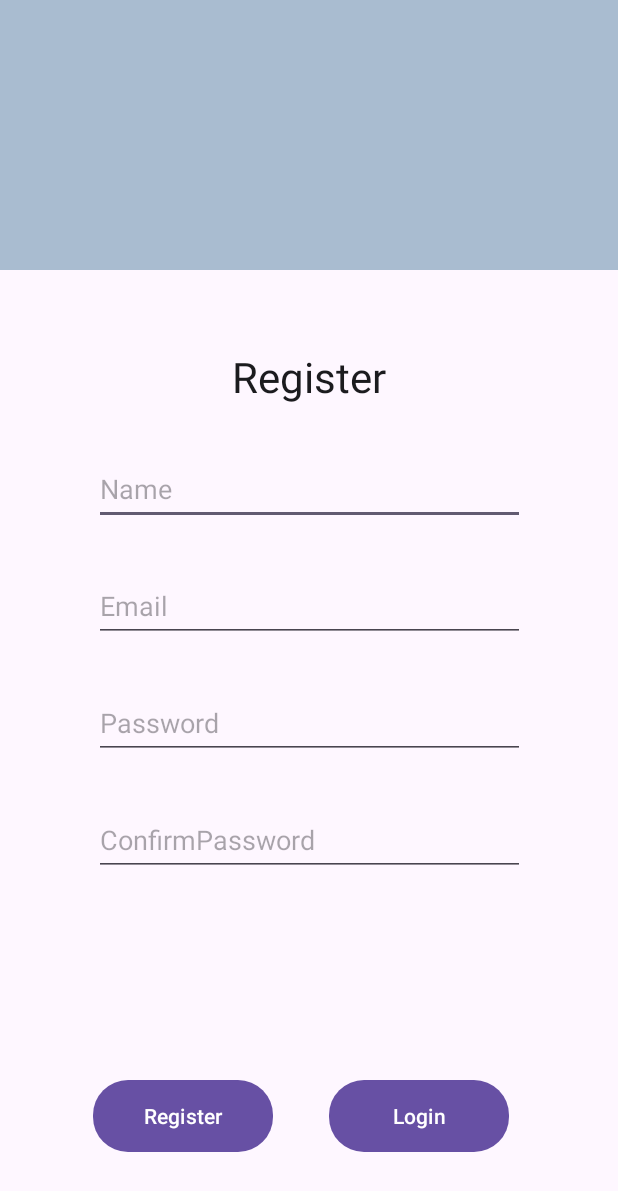
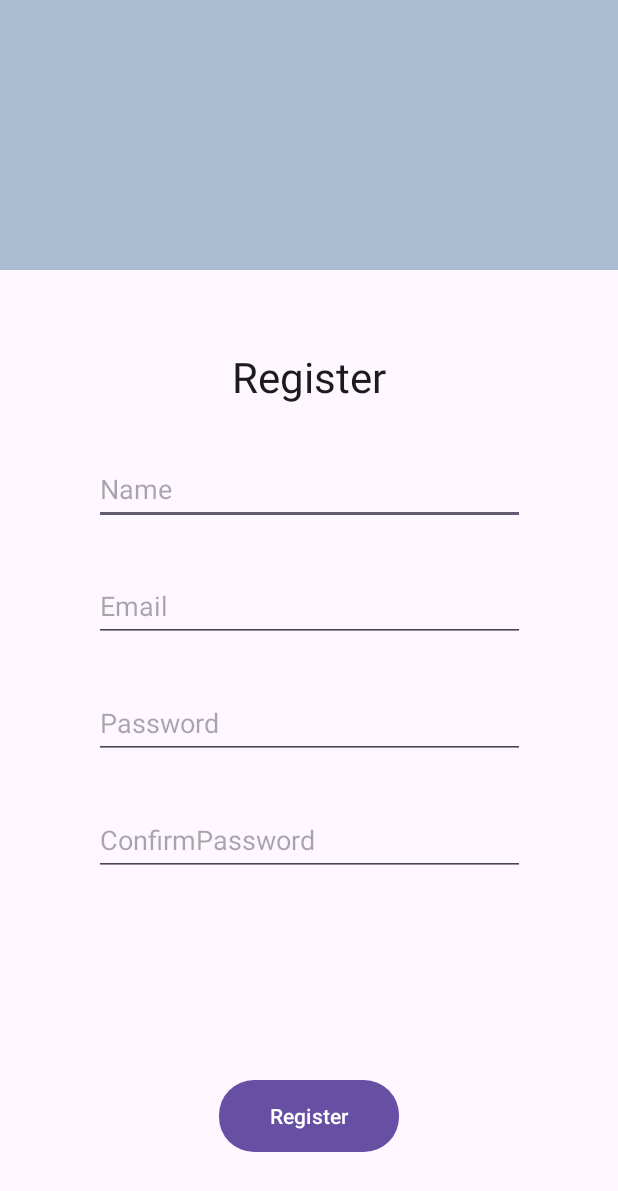
Before and after one commit to ImaginePilot/Plantze, an Android app: the Registration screen opened directly, with no data from a screen before it, on a phone screen of 412 x 824 dp. Shown: the top 1191 px of the screen. Run offline under Robolectric (Android 15) with nearby library versions, the phone set to English and light mode, and no system bars; our stand-ins replace Firebase (no records; nobody signed in at launch, a user with empty details on screens opened directly).

```diff
--- a/app/src/main/java/com/plantze/app/Registration.java
+++ b/app/src/main/java/com/plantze/app/Registration.java
@@ -18,7 +18,7 @@ import com.plantze.app.R;
 public class Registration extends AppCompatActivity implements MainActivityContract.Register {
 
     MainActivityPresenter presenter;
-    private Button Register, Login;
+    private Button Register;
     private EditText Name;
     private EditText Email_RP;
     private EditText Password_RP, ConfirmPassword;
@@ -47,14 +47,7 @@ public class Registration extends AppCompatActivity implements MainActivityContr
                     presenter.signup();
                 }
             });
-            Login = findViewById(R.id.Login);
-            Login.setOnClickListener(new View.OnClickListener() {
-                @Override
-                public void onClick(View v) {
-                    Intent fp=new Intent(getApplicationContext(),Login.class);
-                    startActivity(fp);
-                }
-            });
+
 
             return insets;
         });
--- a/app/src/main/res/layout/activity_registration.xml
+++ b/app/src/main/res/layout/activity_registration.xml
@@ -88,19 +88,8 @@ android:background="@drawable/blue_fill__rounded_color"
 android:text="Register"
 app:layout_constraintBottom_toBottomOf="parent"
 app:layout_constraintEnd_toEndOf="parent"
-app:layout_constraintHorizontal_bias="0.213"
-app:layout_constraintStart_toStartOf="parent" />
-<Button
-android:id="@+id/Login"
-android:layout_width="120dp"
-android:layout_height="wrap_content"
-android:layout_below="@+id/ConfirmPassword"
-android:layout_marginBottom="56dp"
-android:background="@drawable/blue_fill__rounded_color"
-android:text="Login"
-app:layout_constraintBottom_toBottomOf="parent"
-app:layout_constraintEnd_toEndOf="parent"
-app:layout_constraintHorizontal_bias="0.75"
+app:layout_constraintHorizontal_bias="0.5"
 app:layout_constraintStart_toStartOf="parent" />
 
+
 </androidx.constraintlayout.widget.ConstraintLayout>
--- a/app/src/main/res/layout/activity_start_page.xml
+++ b/app/src/main/res/layout/activity_start_page.xml
@@ -33,13 +33,15 @@
         android:id="@+id/SignUp"
         android:layout_width="170dp"
         android:layout_height="wrap_content"
-        android:layout_marginBottom="252dp"
+        android:layout_marginBottom="72dp"
         android:background="@drawable/blue_fill__rounded_color"
         android:text="Sign Up"
         android:textSize="20sp"
         app:layout_constraintBottom_toBottomOf="parent"
         app:layout_constraintEnd_toEndOf="parent"
         app:layout_constraintHorizontal_bias="0.497"
-        app:layout_constraintStart_toStartOf="parent" />
+        app:layout_constraintStart_toStartOf="parent"
+        app:layout_constraintTop_toBottomOf="@+id/Login"
+        app:layout_constraintVertical_bias="0.071" />
 
 </androidx.constraintlayout.widget.ConstraintLayout>
```
